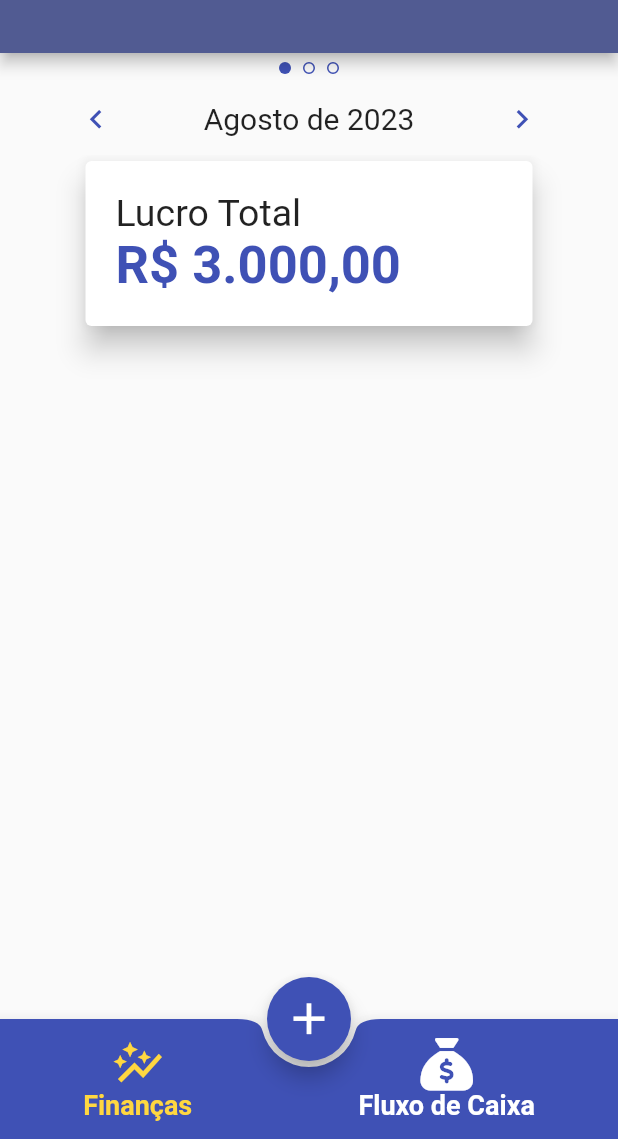
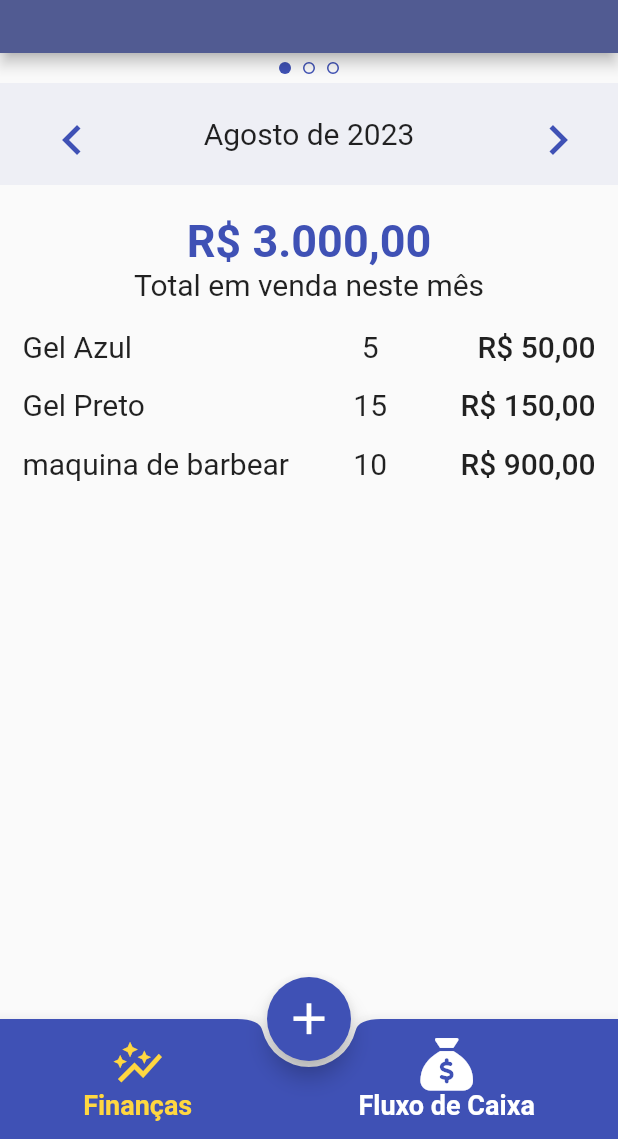
Before and after one commit to Jo-Analyst/app-kayke-barbearia, a Flutter app: the screen it shows after launch, on a phone screen of 412 x 824 dp, the part 97-1236 px from its top. Run offline on Flutter 3.47's test engine with Material 2 defaults, Android fonts, the phone set to English and light mode, and no system bars; our stand-ins replace font_awesome_flutter, sqflite; accounts and stored records are empty.

Commit message:
Tem bug no layout

```diff
--- a/lib/app/config/db.dart
+++ b/lib/app/config/db.dart
@@ -16,8 +16,10 @@ class DB {
         ); // sales - Vendas
 
         db.execute(
-          "CREATE TABLE items_sales (id INTEGER PRIMARY KEY, quantity_items INTEGER, sub_total REAL NOT NULL, price_product REAL NOT NULL, product_id INTEGER NOT NULL, sale_id INTEGER NOT NULL, FOREIGN KEY (product_id) REFERENCES products(id), ON DELETE SET NULL, FOREIGN KEY (sale_id) REFERENCES sales(id) ON DELETE CASCADE)",
+          "CREATE TABLE items_sales (id INTEGER PRIMARY KEY, quantity_items INTEGER, sub_total REAL NOT NULL, price_product REAL NOT NULL, product_id INTEGER NOT NULL, sale_id INTEGER NOT NULL, client_name TEXT, FOREIGN KEY (product_id) REFERENCES products(id), ON DELETE SET NULL, FOREIGN KEY (sale_id) REFERENCES sales(id) ON DELETE CASCADE)",
         );
+
+        db.execute("CREATE TABLE payments_sales (id INTEGER PRIMARY KEY, species TEXT, sale_id INTEGER, FOREIGN KEY (sale_id) REFERENCES sales(id) ON DELETE CASCADE)");
 
         db.execute(
           "CREATE TABLE services (id INTEGER PRIMARY KEY, description TEXT NOT NULL, price REAL NOT NULL)",
@@ -27,6 +29,8 @@ class DB {
           "CREATE TABLE provision_of_services (id INTEGER PRIMARY KEY, date TEXT NOT NULL, time TEXT NOT NULL, service_id INTEGER, FOREIGN KEY (service_id) REFERENCES services(id) ON DELETE CASCADE)",
         );
 
+        db.execute("CREATE TABLE payments_services (id INTEGER PRIMARY KEY, species TEXT, service_id INTEGER, FOREIGN KEY (service_id) REFERENCES services(id) ON DELETE CASCADE)");
+
         db.execute(
           "CREATE TABLE spending (id INTEGER PRIMARY KEY, name TEXT NOT NULL, price REAL NOT NULL, quantity INTEGER NOT NULL)", // spending = gastos da barbearia
         );
--- a/lib/app/pages/finance_page.dart
+++ b/lib/app/pages/finance_page.dart
@@ -52,7 +52,7 @@ class _FinancePageState extends State<FinancePage> {
           ),
          const SlideDate(),
           SizedBox(
-            height: MediaQuery.of(context).size.height,
+            height: MediaQuery.of(context).size.height - 30,
             child: PageView.builder(
                 onPageChanged: (value) {
                   setState(() {
--- a/lib/app/template/finance_sales.dart
+++ b/lib/app/template/finance_sales.dart
@@ -10,39 +10,77 @@ class FinanceSales extends StatefulWidget {
 }
 
 class _FinanceSalesState extends State<FinanceSales> {
+  final List<Map<String, dynamic>> productsSold = [
+    {"name": "Gel Azul", "quantity": 5, "price": 50.00},
+    {"name": "Gel Preto", "quantity": 15, "price": 150.00},
+    {"name": "maquina de barbear", "quantity": 10, "price": 900.00},
+  ]; // produtos vendidos
+
   @override
   Widget build(BuildContext context) {
-    return Column(
+    return Container(
+      height: 250,
+      margin: const EdgeInsets.only(top: 20),
+      child: Column(
+        crossAxisAlignment: CrossAxisAlignment.center,
         children: [
-        SizedBox(
-          width: MediaQuery.of(context).size.width / 2 + 100,
-          child: Card(
-            elevation: 8,
-            child: Padding(
-              padding: const EdgeInsets.all(20),
-              child: Column(
-                crossAxisAlignment: CrossAxisAlignment.start,
-                children: [
-                  const Text(
-                    "Lucro Total",
-                    style: TextStyle(
-                      fontSize: 25,
-                    ),
-                  ),
           Text(
             numberFormat.format(3000),
             style: TextStyle(
-                      fontSize: 35,
+              fontSize: 30,
               fontWeight: FontWeight.bold,
               color: Theme.of(context).primaryColor,
             ),
           ),
-                ],
+          const Text(
+            "Total em venda neste mês",
+            style: TextStyle(
+              fontSize: 20,
             ),
+          ),
+          const SizedBox(height: 10),
+          ListView(
+            shrinkWrap: true,
+            children: productsSold.map((product) {
+              return Padding(
+                padding:
+                    const EdgeInsets.symmetric(vertical: 8, horizontal: 15),
+                child: Row(
+                  children: [
+                    Container(
+                      alignment: Alignment.centerLeft,
+                      width: MediaQuery.of(context).size.width / 2,
+                      child: Text(
+                        product["name"],
+                        style: const TextStyle(fontSize: 20),
+                      ),
+                    ),
+                    Container(
+                      alignment: Alignment.center,
+                      width: MediaQuery.of(context).size.width / 8,
+                      child: Text(
+                        product["quantity"].toString(),
+                        style: const TextStyle(fontSize: 20),
+                      ),
+                    ),
+                    Expanded(
+                      child: Container(
+                        alignment: Alignment.centerRight,
+                        width: MediaQuery.of(context).size.width / 3,
+                        child: Text(
+                          numberFormat.format(product["price"]),
+                          style: const TextStyle(
+                              fontSize: 20, fontWeight: FontWeight.w500),
                         ),
                       ),
                     ),
                   ],
+                ),
+              );
+            }).toList(),
+          ),
+        ],
+      ),
     );
   }
 }
--- a/lib/app/template/slide_date.dart
+++ b/lib/app/template/slide_date.dart
@@ -13,8 +13,9 @@ class _SlideDateState extends State<SlideDate> {
   int year = int.parse(DateTime.now().year.toString());
   @override
   Widget build(BuildContext context) {
-    return Padding(
-      padding: const EdgeInsets.symmetric(horizontal: 40),
+    return Container(
+      color: const Color.fromARGB(17, 63, 81, 181),
+      padding: const EdgeInsets.symmetric(horizontal: 20, vertical: 10),
       child: Row(
         mainAxisAlignment: MainAxisAlignment.spaceBetween,
         children: [
@@ -33,7 +34,7 @@ class _SlideDateState extends State<SlideDate> {
             icon: Icon(
               Icons.keyboard_arrow_left,
               color: Theme.of(context).primaryColor,
-              size: 25,
+              size: 40,
             ),
           ),
           Text(
@@ -54,7 +55,7 @@ class _SlideDateState extends State<SlideDate> {
             icon: Icon(
               Icons.keyboard_arrow_right,
               color: Theme.of(context).primaryColor,
-              size: 25,
+              size: 40,
             ),
           ),
         ],
```
Lines whose indentation alone changed are shown as unchanged.
